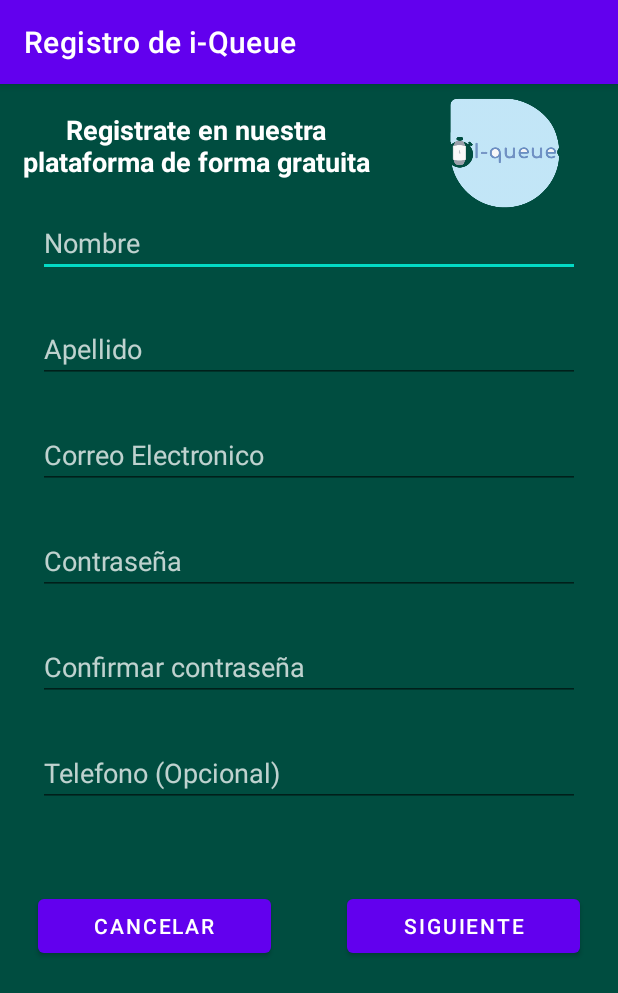
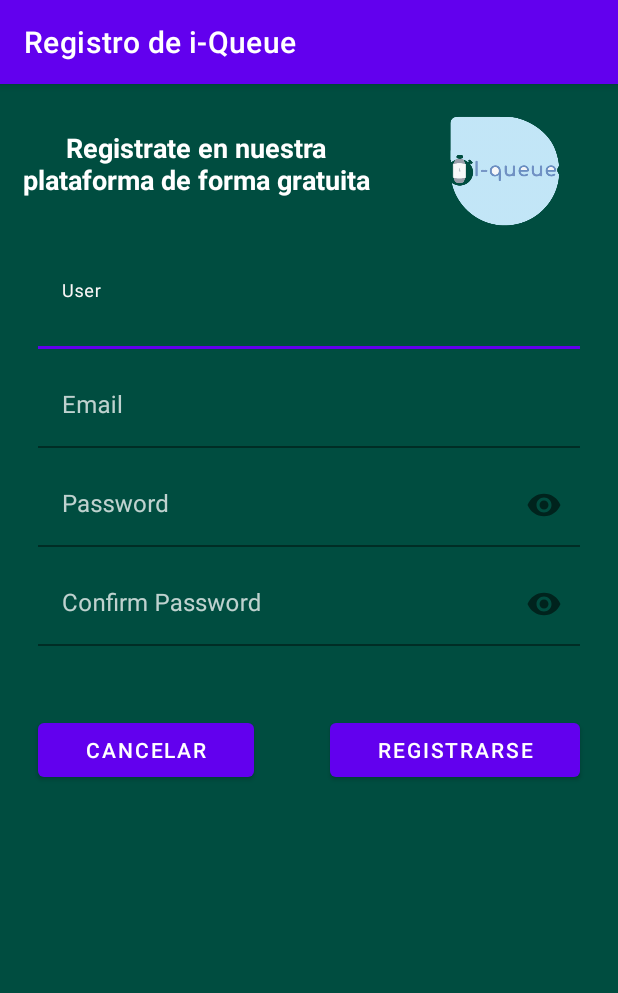
Before and after one commit to i-Queue-Team/i-Queue-Android, an Android app: the screen it shows after launch (RegisterActivity), on a phone screen of 412 x 824 dp. Shown: the top 993 px of the screen. Run offline under Robolectric (Android 15) with nearby library versions, the phone set to English and light mode, and no system bars.

Commit message:
Register Activity Commit
Petición de Registro creada en el WebService y esperando a ser usada en la clase

```diff
--- a/app/build.gradle
+++ b/app/build.gradle
@@ -37,4 +37,8 @@
     testImplementation 'junit:junit:4.+'
     androidTestImplementation 'androidx.test.ext:junit:1.1.2'
     androidTestImplementation 'androidx.test.espresso:espresso-core:3.3.0'
+    implementation 'com.squareup.retrofit2:retrofit:2.8.1'
+    implementation 'com.squareup.retrofit2:converter-gson:2.8.1'
+    implementation "com.squareup.okhttp3:logging-interceptor:4.5.0"
+    implementation 'com.squareup.okhttp3:okhttp:4.5.0'
 }
--- a/app/src/main/AndroidManifest.xml
+++ b/app/src/main/AndroidManifest.xml
@@ -1,7 +1,10 @@
 <?xml version="1.0" encoding="utf-8"?>
 <manifest xmlns:android="http://schemas.android.com/apk/res/android"
     package="com.example.i_queue">
-
+    <uses-permission android:name="android.permission.INTERNET"/>
+    <uses-permission android:name="android.permission.ACCESS_NETWORK_STATE"/>
+    <uses-permission android:name="android.permission.ACCESS_FINE_LOCATION"/>
+    <uses-permission android:name="android.permission.ACCESS_COARSE_LOCATION"/>
     <application
         android:allowBackup="true"
         android:icon="@mipmap/ic_launcher"
--- /dev/null
+++ b/app/src/main/java/com/example/i_queue/webservice/WebServiceClient.java
@@ -0,0 +1,17 @@
+package com.example.i_queue.webservice;
+
+import com.example.i_queue.models.Respuesta;
+
+import retrofit2.Call;
+import retrofit2.http.Body;
+import retrofit2.http.Headers;
+import retrofit2.http.POST;
+
+public interface WebServiceClient {
+
+    public static final String BASE_URL = "";
+
+    @Headers({"Content-Type: application/json", "Accept: */*"})
+    @POST("register")
+    Call<Respuesta> Register (@Body String user, String email, String password);
+}
--- a/app/src/main/res/layout/activity_main.xml
+++ b/app/src/main/res/layout/activity_main.xml
@@ -62,7 +62,7 @@
         android:orientation="horizontal">
 
         <Button
-            android:id="@+id/button"
+            android:id="@+id/cancel"
             android:layout_width="wrap_content"
             android:layout_height="wrap_content"
             android:layout_marginLeft="25dp"
@@ -72,7 +72,7 @@
             android:text="Registro" />
 
         <Button
-            android:id="@+id/button2"
+            android:id="@+id/register"
             android:layout_width="wrap_content"
             android:layout_height="wrap_content"
             android:layout_marginLeft="25dp"
--- a/app/src/main/res/layout/register_activity.xml
+++ b/app/src/main/res/layout/register_activity.xml
@@ -11,7 +11,7 @@
     <LinearLayout
         android:layout_width="match_parent"
         android:layout_height="wrap_content"
-        android:layout_marginTop="8dp"
+        android:layout_marginTop="20dp"
         android:orientation="horizontal">
 
         <TextView
@@ -34,113 +34,123 @@
             app:srcCompat="@drawable/propuestalogo" />
     </LinearLayout>
 
-    <EditText
-        android:id="@+id/name"
+    <com.google.android.material.textfield.TextInputLayout
         android:layout_width="match_parent"
         android:layout_height="wrap_content"
-        android:layout_marginLeft="25dp"
-        android:layout_marginRight="25dp"
-        android:ems="10"
-        android:hint="Nombre"
-        android:inputType="textEmailAddress"
-        android:shadowColor="#FFFFFF"
-        android:textColor="#FFFFFF"
-        android:textColorHint="#BFFFFFFF" />
+        android:layout_marginStart="25dp"
+        android:layout_marginTop="25dp"
+        android:layout_marginEnd="25dp"
+        android:background="#004D40"
+        android:backgroundTint="#004D40"
+        android:textColorHint="#BFFFFFFF"
+        app:hintTextColor="#FAF7F7">
 
-    <EditText
-        android:id="@+id/surname"
+        <com.google.android.material.textfield.TextInputEditText
+            android:id="@+id/user"
             android:layout_width="match_parent"
             android:layout_height="wrap_content"
-        android:layout_marginLeft="25dp"
-        android:layout_marginTop="25dp"
-        android:layout_marginRight="25dp"
-        android:ems="10"
-        android:hint="Apellido"
-        android:inputType="textEmailAddress"
-        android:shadowColor="#FFFFFF"
-        android:textColor="#FFFFFF"
-        android:textColorHint="#BFFFFFFF" />
+            android:background="#004D40"
+            android:backgroundTint="#00000000"
+            android:hint="User"
+            android:textColor="#E6DDDD"
+            android:textColorHint="#FFFFFF" />
+    </com.google.android.material.textfield.TextInputLayout>
 
-    <EditText
+    <com.google.android.material.textfield.TextInputLayout
+        android:layout_width="match_parent"
+        android:layout_height="wrap_content"
+        android:layout_marginStart="25dp"
+        android:layout_marginTop="10dp"
+        android:layout_marginEnd="25dp"
+        android:background="#004D40"
+        android:backgroundTint="#004D40"
+        android:textColorHint="#BFFFFFFF"
+        app:hintTextColor="#FAF7F7">
+
+        <com.google.android.material.textfield.TextInputEditText
             android:id="@+id/email"
             android:layout_width="match_parent"
             android:layout_height="wrap_content"
-        android:layout_marginLeft="25dp"
-        android:layout_marginTop="25dp"
-        android:layout_marginRight="25dp"
-        android:ems="10"
-        android:hint="Correo Electronico"
+            android:background="#004D40"
+            android:backgroundTint="#00000000"
+            android:hint="Email"
             android:inputType="textEmailAddress"
-        android:shadowColor="#FFFFFF"
-        android:textColor="#FFFFFF"
-        android:textColorHint="#BFFFFFFF" />
+            android:textColor="#E6DDDD"
+            android:textColorHint="#FFFFFF" />
+    </com.google.android.material.textfield.TextInputLayout>
 
-    <EditText
+    <com.google.android.material.textfield.TextInputLayout
+        android:layout_width="match_parent"
+        android:layout_height="wrap_content"
+        android:layout_marginStart="25dp"
+        android:layout_marginTop="10dp"
+        android:layout_marginEnd="25dp"
+        android:background="#004D40"
+        android:backgroundTint="#004D40"
+        android:textColorHint="#BFFFFFFF"
+        app:hintTextColor="#FAF7F7"
+        app:passwordToggleEnabled="true">
+
+        <com.google.android.material.textfield.TextInputEditText
             android:id="@+id/password"
             android:layout_width="match_parent"
             android:layout_height="wrap_content"
-        android:layout_marginLeft="25dp"
-        android:layout_marginTop="25dp"
-        android:layout_marginRight="25dp"
-        android:ems="10"
-        android:hint="Contraseña"
-        android:inputType="textPassword"
-        android:shadowColor="#FFFFFF"
-        android:textColor="#FFFFFF"
-        android:textColorHint="#BFFFFFFF" />
+            android:background="#004D40"
+            android:backgroundTint="#00000000"
+            android:hint="Password"
+            android:password="true"
+            android:textColor="#E6DDDD"
+            android:textColorHint="#FFFFFF" />
+    </com.google.android.material.textfield.TextInputLayout>
 
-    <EditText
+    <com.google.android.material.textfield.TextInputLayout
+        android:layout_width="match_parent"
+        android:layout_height="wrap_content"
+        android:layout_marginStart="25dp"
+        android:layout_marginTop="10dp"
+        android:layout_marginEnd="25dp"
+        android:background="#004D40"
+        android:backgroundTint="#004D40"
+        android:textColorHint="#BFFFFFFF"
+        app:hintTextColor="#FAF7F7"
+        app:passwordToggleEnabled="true">
+
+        <com.google.android.material.textfield.TextInputEditText
             android:id="@+id/password_confirmed"
             android:layout_width="match_parent"
             android:layout_height="wrap_content"
-        android:layout_marginLeft="25dp"
-        android:layout_marginTop="25dp"
-        android:layout_marginRight="25dp"
-        android:ems="10"
-        android:hint="Confirmar contraseña"
-        android:inputType="textPassword"
-        android:shadowColor="#FFFFFF"
-        android:textColor="#FFFFFF"
-        android:textColorHint="#BFFFFFFF" />
-
-    <EditText
-        android:id="@+id/phone"
-        android:layout_width="match_parent"
-        android:layout_height="wrap_content"
-        android:layout_marginLeft="25dp"
-        android:layout_marginTop="25dp"
-        android:layout_marginRight="25dp"
-        android:ems="10"
-        android:hint="Telefono (Opcional)"
-        android:inputType="textPassword"
-        android:shadowColor="#FFFFFF"
-        android:textColor="#FFFFFF"
-        android:textColorHint="#BFFFFFFF" />
+            android:background="#004D40"
+            android:backgroundTint="#00000000"
+            android:hint="Confirm Password"
+            android:password="true"
+            android:textColor="#E6DDDD"
+            android:textColorHint="#FFFFFF" />
+    </com.google.android.material.textfield.TextInputLayout>
 
     <LinearLayout
         android:layout_width="match_parent"
         android:layout_height="match_parent"
+        android:layout_marginTop="45dp"
         android:orientation="horizontal">
 
         <Button
-            android:id="@+id/button"
+            android:id="@+id/cancel"
             android:layout_width="wrap_content"
             android:layout_height="wrap_content"
             android:layout_marginLeft="25dp"
-            android:layout_marginTop="55dp"
+            android:layout_marginTop="0dp"
             android:layout_marginRight="25dp"
             android:layout_weight="1"
             android:text="Cancelar" />
 
         <Button
-            android:id="@+id/button2"
+            android:id="@+id/register"
             android:layout_width="wrap_content"
             android:layout_height="wrap_content"
             android:layout_marginLeft="25dp"
-            android:layout_marginTop="55dp"
             android:layout_marginRight="25dp"
             android:layout_weight="1"
-            android:text="Siguiente" />
+            android:text="Registrarse" />
     </LinearLayout>
 
 </LinearLayout>
```
Also changed, not shown: app/src/main/java/com/example/i_queue/RegisterActivity.java (+108 -0 lines), app/src/main/java/com/example/i_queue/models/Respuesta.java (added, +39 -0 lines). Lines whose indentation alone changed are shown as unchanged.
